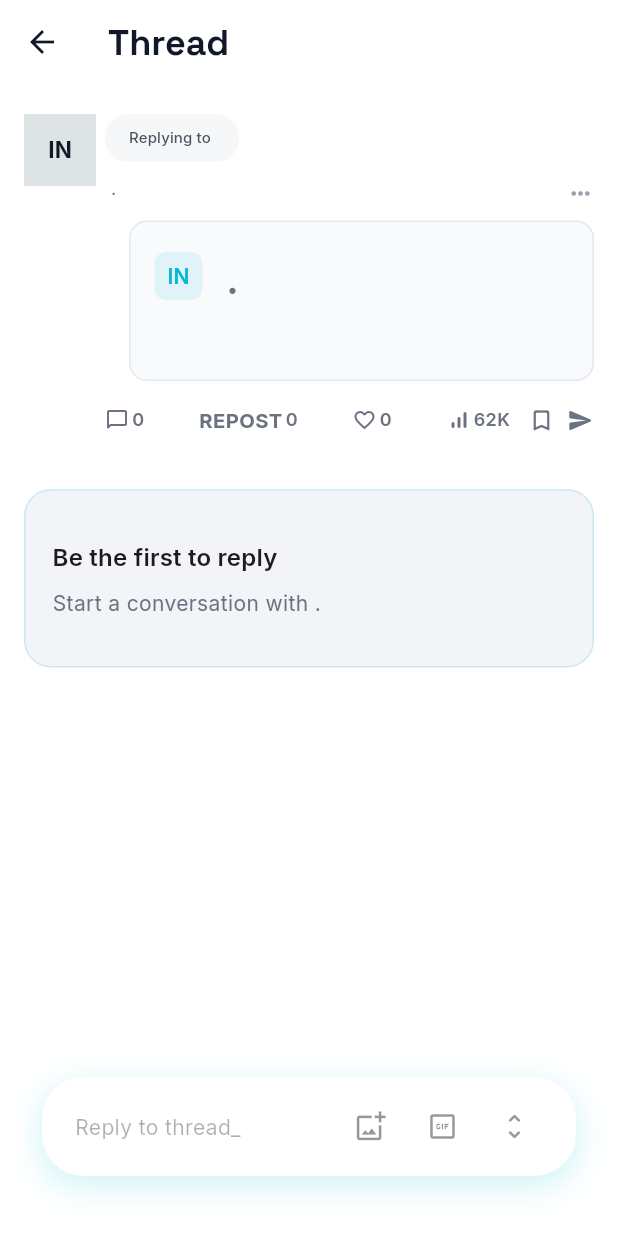
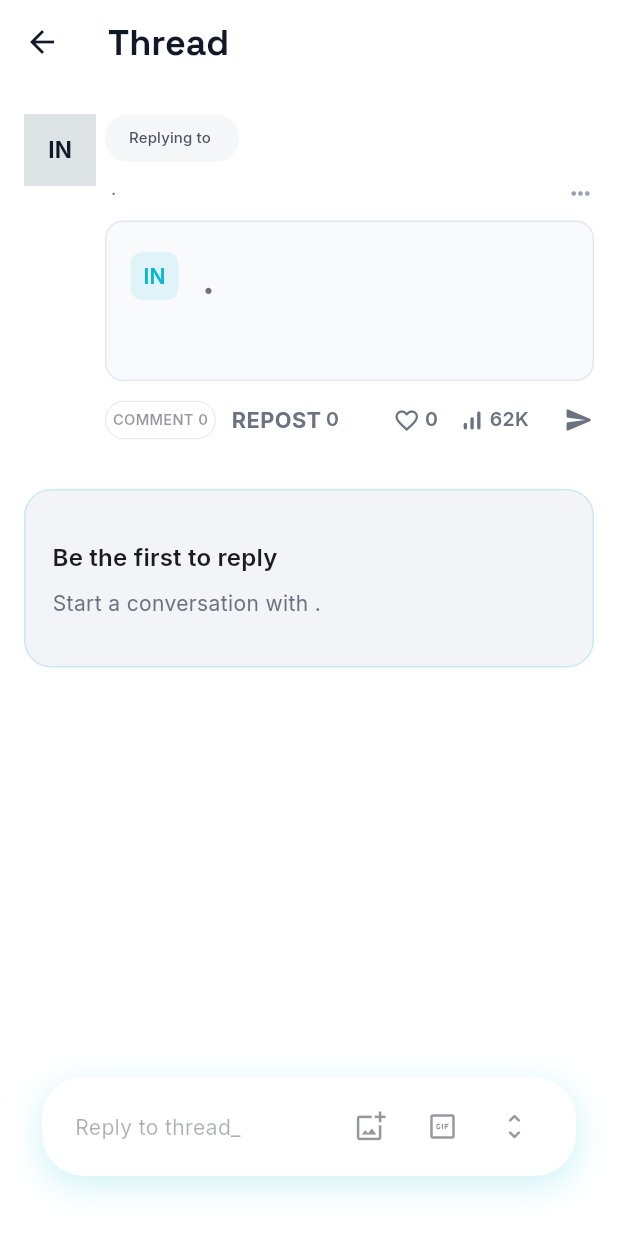
Before and after one commit to ayomide0806967/T19t97ou, a Flutter app: the ThreadScreen screen opened directly with empty values, on a phone screen of 412 x 824 dp. Run offline on Flutter 3.47's test engine with Material 3 defaults, Android fonts, the phone set to English and light mode, and no system bars; our stand-ins replace firebase_auth, firebase_core, google_fonts, google_sign_in, image_picker, shared_preferences; accounts and stored records are empty.

Commit message:
UI: Shift repost button right without affecting neighbors
- Main feed: wrap repost metric in Transform.translate (+8px)
- Comments: same shift for consistency (can be reverted if undesired)

Paint-only transform avoids Row reflow and preserves other buttons' positions.

```diff
--- a/lib/widgets/tweet_post_card.dart
+++ b/lib/widgets/tweet_post_card.dart
@@ -293,22 +293,18 @@ class _TweetPostCardState extends State<TweetPostCard> {
       // Icon rendered by TweetMetric using StatsThinIcon
       count: _views,
     );
-    final save = TweetMetricData(
-      type: TweetMetricType.bookmark,
-      icon: Icons.bookmark_outline_rounded,
-      isActive: _bookmarked,
-    );
     const share = TweetMetricData(
       type: TweetMetricType.share,
       icon: Icons.send_rounded,
     );
 
-    // Left group fills remaining width; Share hugs the right edge.
-    final leftMetrics = [reply, rein, like, view, save];
+    // Left group fills remaining width; order: Comment, Repost, Like, View
+    final leftMetrics = [reply, rein, like, view];
 
     // Auto-compact based on screen width and total items (6)
     final screenW = MediaQuery.of(context).size.width;
-    final isCompact = (screenW / 6) < 80;
+    final items = leftMetrics.length + 1; // +1 for share
+    final isCompact = (screenW / items) < 80;
 
     final List<Widget> header = [];
     if (widget.replyContext != null) {
@@ -391,23 +387,7 @@ class _TweetPostCardState extends State<TweetPostCard> {
           const SizedBox(height: 6),
           QuotePreview(snapshot: widget.post.quoted!),
         ],
-        if (widget.post.tags.isNotEmpty) ...[
-          const SizedBox(height: 6),
-          SingleChildScrollView(
-            scrollDirection: Axis.horizontal,
-            physics: const BouncingScrollPhysics(),
-            child: Row(
-              children: widget.post.tags
-                  .map(
-                    (tag) => Padding(
-                      padding: const EdgeInsets.only(right: 6),
-                      child: TagChip(tag),
-                    ),
-                  )
-                  .toList(),
-            ),
-          ),
-        ],
+        // Hashtags removed from containers by request
         const SizedBox(height: 4),
         _buildMetricsRow(
           theme: theme,
@@ -479,44 +459,70 @@ class _TweetPostCardState extends State<TweetPostCard> {
     required Color onSurfaceColor,
     required bool forceContrast,
   }) {
-    // Two groups:
-    //   A (with counts): reply, REPOST, like, view → spread evenly
-    //   B (compact): bookmark + share → tight cluster at the far right
-    final List<TweetMetricData> groupA = leftMetrics
-        .where((m) => m.type == TweetMetricType.reply ||
-            m.type == TweetMetricType.rein ||
-            m.type == TweetMetricType.like ||
-            m.type == TweetMetricType.view)
-        .toList();
-    final TweetMetricData bookmark =
-        leftMetrics.firstWhere((m) => m.type == TweetMetricType.bookmark);
-    final double gapBetweenGroups = isCompact ? 12.0 : 16.0;
-    final double tightGap = isCompact ? 8.0 : 10.0;
+    // Layout groups:
+    //   Left group (auto/equal): COMMENT, REPOST, LIKE, VIEW → share the
+    //   remaining width equally. This keeps all actions sized fairly.
+    //   Right edge: SHARE pinned at extreme right with a small gap from VIEW.
+    final TweetMetricData replyMetric =
+        leftMetrics.firstWhere((m) => m.type == TweetMetricType.reply);
+    final TweetMetricData reinMetric =
+        leftMetrics.firstWhere((m) => m.type == TweetMetricType.rein);
+    final TweetMetricData likeMetric =
+        leftMetrics.firstWhere((m) => m.type == TweetMetricType.like);
+    final TweetMetricData viewMetric =
+        leftMetrics.firstWhere((m) => m.type == TweetMetricType.view);
+    final List<TweetMetricData> leftGroup = [
+      replyMetric,
+      reinMetric,
+      likeMetric,
+      viewMetric,
+    ];
+    final double tightGap = isCompact ? 8.0 : 10.0; // small gap before Share
 
     Widget row = SizedBox(
       width: double.infinity,
       child: Row(
         mainAxisSize: MainAxisSize.max,
         children: [
-          // Group A: starts at the content's left edge and spreads evenly
+          // Left group: four equal cells, each scales down if needed
           Expanded(
             child: Row(
-              mainAxisAlignment: MainAxisAlignment.spaceBetween,
               children: [
-                for (final m in groupA)
-                  _EdgeCell(child: _buildMetricButton(m, compact: isCompact)),
+                for (int i = 0; i < leftGroup.length; i++)
+                  Expanded(
+                    child: Align(
+                      alignment: (i == 1 || i == 2)
+                          ? Alignment.centerRight // nudge REPOST and LIKE rightward
+                          : Alignment.center,
+                      child: FittedBox(
+                        fit: BoxFit.scaleDown,
+                        alignment: (i == 1 || i == 2)
+                            ? Alignment.centerRight
+                            : Alignment.center,
+                        child: _EdgeCell(
+                          child: i == 1
+                              ? Transform.translate(
+                                  offset: const Offset(8, 0),
+                                  child: _buildMetricButton(
+                                    leftGroup[i],
+                                    compact: isCompact,
+                                  ),
+                                )
+                              : _buildMetricButton(
+                                  leftGroup[i],
+                                  compact: isCompact,
+                                ),
+                        ),
+                      ),
+                    ),
+                  ),
               ],
             ),
           ),
-          SizedBox(width: gapBetweenGroups),
-          // Group B: compact on the far right
-          Row(
-            children: [
-              _EdgeCell(child: _buildMetricButton(bookmark, compact: isCompact)),
-              SizedBox(width: tightGap),
-              _EdgeCell(child: _buildMetricButton(share, compact: isCompact)),
-            ],
-          ),
+          // View should be close to Share → keep only a tight gap here
+          SizedBox(width: tightGap),
+          // Share stays pinned at extreme right
+          _EdgeCell(child: _buildMetricButton(share, compact: isCompact)),
         ],
       ),
     );
@@ -566,7 +572,54 @@ class _TweetPostCardState extends State<TweetPostCard> {
         break;
     }
 
-    return TweetMetric(data: data, onTap: onTap, compact: compact);
+    // Build responsive metric content inside a LayoutBuilder so we can
+    // adapt when the available width becomes extremely tight.
+    return LayoutBuilder(
+      builder: (context, constraints) {
+        final maxW = constraints.maxWidth;
+        final bool ultraTight = maxW.isFinite && maxW < 56; // ~ icon + tiny text
+        final bool tight = maxW.isFinite && maxW < 80;
+        // Special-case: compress VIEW under very tight width (icon only)
+        if (data.type == TweetMetricType.view && ultraTight) {
+          final compactView = TweetMetricData(type: data.type, icon: Icons.signal_cellular_alt_rounded);
+          return FittedBox(
+            fit: BoxFit.scaleDown,
+            alignment: Alignment.centerRight,
+            child: TweetMetric(data: compactView, onTap: onTap, compact: true),
+          );
+        }
+        // Special-case: compress COMMENT pill under very tight width
+        if (data.type == TweetMetricType.reply && ultraTight) {
+          // Replace long label with a short token (or just the count if present)
+          final shortLabel = 'C';
+          final shortData = TweetMetricData(type: data.type, label: shortLabel);
+          return FittedBox(
+            fit: BoxFit.scaleDown,
+            alignment: Alignment.centerLeft,
+            child: TweetMetric(data: shortData, onTap: onTap, compact: true),
+          );
+        }
+        // For reply/view with limited width but not ultraTight, still allow scaling
+        if (data.type == TweetMetricType.reply || data.type == TweetMetricType.view) {
+          return FittedBox(
+            fit: BoxFit.scaleDown,
+            alignment: data.type == TweetMetricType.reply
+                ? Alignment.centerLeft
+                : Alignment.centerRight,
+            child: TweetMetric(data: data, onTap: onTap, compact: compact),
+          );
+        }
+        // For other metrics (repost/like), scale down under tight width
+        if (tight) {
+          return FittedBox(
+            fit: BoxFit.scaleDown,
+            alignment: Alignment.center,
+            child: TweetMetric(data: data, onTap: onTap, compact: compact),
+          );
+        }
+        return TweetMetric(data: data, onTap: onTap, compact: compact);
+      },
+    );
   }
 
   Future<void> _openReplyComposer() async {
@@ -733,7 +786,48 @@ class TweetMetric extends StatelessWidget {
 
     Widget content;
 
-    if (highlightRein) {
+    // Special case: Reply button shown as a grey, thin bordered pill
+    if (data.type == TweetMetricType.reply) {
+      final Color pillText = theme.colorScheme.onSurface.withValues(alpha: 0.45);
+      final Color pillBorder = theme.dividerColor.withValues(alpha: 0.9);
+      final String? countLabel =
+          metricCount != null ? _formatMetric(metricCount) : null;
+      final String labelText = data.label ?? 'COMMENT';
+      final Widget pill = Container(
+        padding: const EdgeInsets.symmetric(horizontal: 6, vertical: 6),
+        decoration: BoxDecoration(
+          borderRadius: BorderRadius.circular(999),
+          border: Border.all(color: pillBorder, width: 1),
+          color: Colors.transparent,
+        ),
+        child: Row(
+          mainAxisSize: MainAxisSize.min,
+          children: [
+            Text(
+              labelText,
+              style: theme.textTheme.bodyMedium?.copyWith(
+                color: pillText,
+                fontWeight: FontWeight.w600, // match non-highlight action label
+                fontSize: labelFontSize, // consistent with other labels
+              ),
+            ),
+            if (countLabel != null) ...[
+              const SizedBox(width: 4),
+              Text(
+                countLabel,
+                style: theme.textTheme.bodyMedium?.copyWith(
+                  color: pillText,
+                  fontWeight: FontWeight.w600,
+                  fontSize: countFontSize,
+                ),
+              ),
+            ],
+          ],
+        ),
+      );
+      // Entire content is the pill itself so the number sits inside the rounded box
+      content = pill;
+    } else if (highlightRein) {
       final highlightColor = Colors.green;
       content = Row(
         mainAxisSize: MainAxisSize.min,
@@ -743,7 +837,7 @@ class TweetMetric extends StatelessWidget {
             style: theme.textTheme.bodyMedium?.copyWith(
               color: highlightColor,
               fontWeight: FontWeight.w800,
-              fontSize: reinFontSize,
+              fontSize: labelFontSize,
               letterSpacing: 0.35,
             ),
           ),
@@ -825,11 +919,7 @@ class TweetMetric extends StatelessWidget {
               iconColor.withValues(alpha: 0.08),
             ),
           ),
-      child: FittedBox(
-        fit: BoxFit.scaleDown,
-        alignment: Alignment.center,
-        child: content,
-      ),
+      child: content,
     );
   }
 }
@@ -893,7 +983,9 @@ class QuotePreview extends StatelessWidget {
     final isDark = theme.brightness == Brightness.dark;
 
     return Container(
-      margin: const EdgeInsets.only(left: 16),
+      // Make the quoted capsule align with the main text/author column.
+      // No extra left inset so it starts where the content starts.
+      margin: EdgeInsets.zero,
       padding: const EdgeInsets.all(16),
       decoration: BoxDecoration(
         color: isDark ? Colors.white.withAlpha(15) : const Color(0xFFF8FAFC),
--- a/lib/widgets/x_comment_section.dart
+++ b/lib/widgets/x_comment_section.dart
@@ -85,9 +85,12 @@ class _XCommentSectionState extends State<XCommentSection>
           ),
           Expanded(
             child: Center(
+              child: Transform.translate(
+                offset: const Offset(8, 0),
                 child: action(
                   Icons.repeat_rounded,
                   label: metrics != null ? _formatCount(metrics.reposts) : null,
+                ),
               ),
             ),
           ),
@@ -752,10 +755,13 @@ class _XCommentTileState extends State<_XCommentTile>
                                   ),
                                   Expanded(
                                     child: Center(
+                                      child: Transform.translate(
+                                        offset: const Offset(8, 0),
                                         child: _XActionButton(
                                           icon: Icons.repeat_rounded,
                                           label: 'REPOST',
                                           onTap: () {},
+                                        ),
                                       ),
                                     ),
                                   ),
```
Lines whose indentation alone changed are shown as unchanged.
